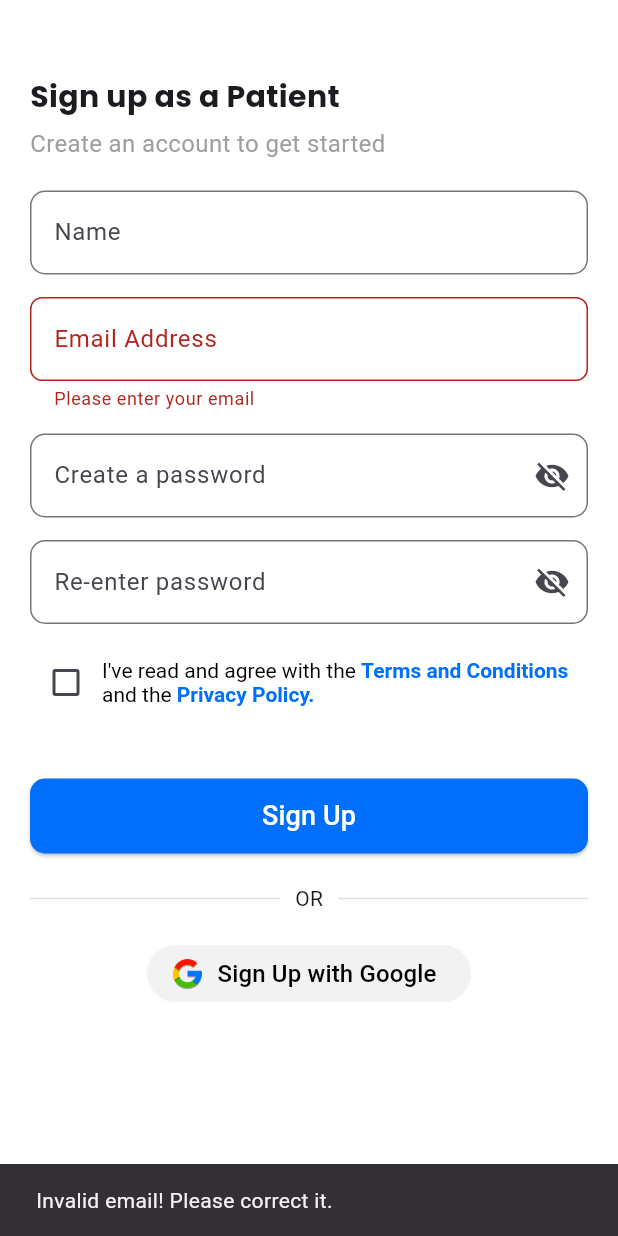
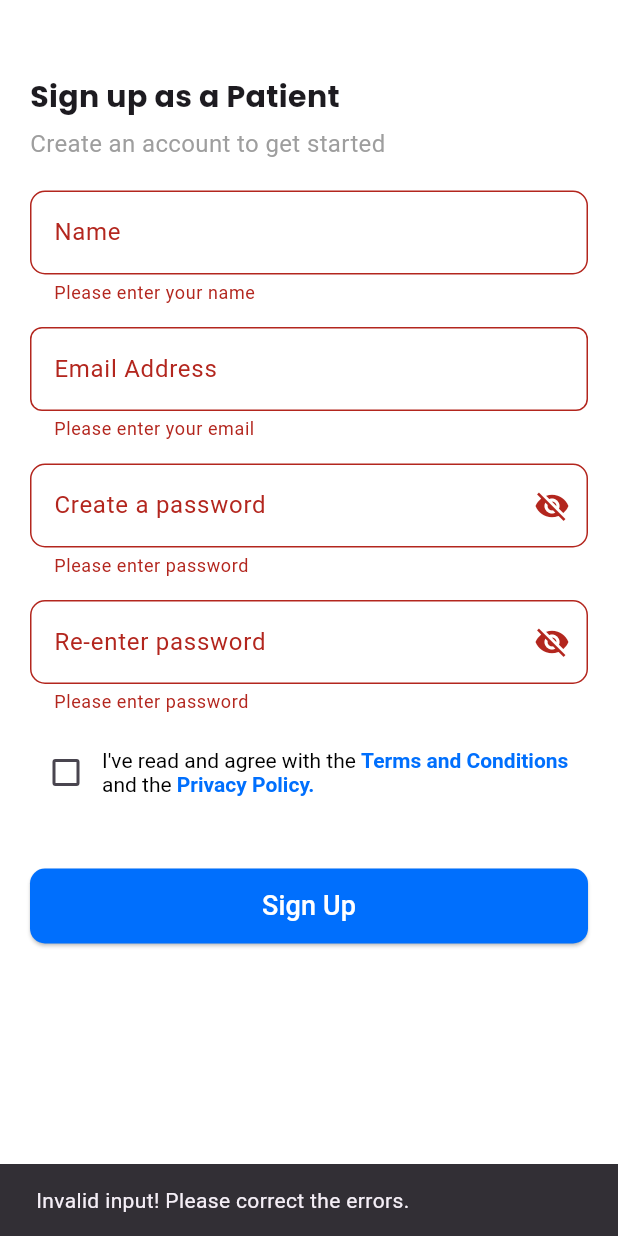
Before and after one commit to Arpit-Raj1/HealthCare-App, a Flutter app: the AppSignup screen opened directly, after a tap on "Sign Up", on a phone screen of 412 x 824 dp. Run offline on Flutter 3.47's test engine with Material 3 defaults, Android fonts, the phone set to English and light mode, and no system bars; our stand-ins replace flutter_svg, google_fonts; project files that could hold a hidden picture were left out.

Commit message:
feat: made input fields mandatory

```diff
--- a/swastify/lib/components/app_email_field.dart
+++ b/swastify/lib/components/app_email_field.dart
@@ -3,20 +3,16 @@ import 'package:flutter/material.dart';
 class EmailInputField extends StatelessWidget {
   final String labelText;
   final TextEditingController controller;
-  final GlobalKey<FormState> formKey;
 
   const EmailInputField({
     super.key,
     required this.labelText,
     required this.controller,
-    required this.formKey,
   });
 
   @override
   Widget build(BuildContext context) {
-    return Form(
-      key: formKey,
-      child: TextFormField(
+    return TextFormField(
       controller: controller,
       keyboardType: TextInputType.emailAddress,
       decoration: InputDecoration(
@@ -35,7 +31,6 @@ class EmailInputField extends StatelessWidget {
         }
         return null;
       },
-      ),
     );
   }
 }
--- a/swastify/lib/components/app_password_field.dart
+++ b/swastify/lib/components/app_password_field.dart
@@ -2,8 +2,13 @@ import 'package:flutter/material.dart';
 
 class AppPasswordField extends StatefulWidget {
   final String hint;
+  final TextEditingController controller;
 
-  const AppPasswordField({super.key, required this.hint});
+  const AppPasswordField({
+    super.key,
+    required this.hint,
+    required this.controller,
+  });
 
   @override
   State<AppPasswordField> createState() => _AppPasswordFieldState();
@@ -14,8 +19,9 @@ class _AppPasswordFieldState extends State<AppPasswordField> {
 
   @override
   Widget build(BuildContext context) {
-    return TextField(
+    return TextFormField(
       obscureText: !_isPasswordVisible,
+      controller: widget.controller,
       decoration: InputDecoration(
         labelText: widget.hint,
         border: OutlineInputBorder(borderRadius: BorderRadius.circular(10)),
@@ -30,6 +36,15 @@ class _AppPasswordFieldState extends State<AppPasswordField> {
           },
         ),
       ),
+      validator: (value) {
+        if (value == null || value.isEmpty) {
+          return "Please enter password";
+        }
+        if (value.length < 8) {
+          return "Password length should be at least 8";
+        }
+        return null;
+      },
     );
   }
 }
--- a/swastify/lib/components/app_signup.dart
+++ b/swastify/lib/components/app_signup.dart
@@ -1,13 +1,8 @@
 import 'package:flutter/material.dart';
-import 'package:flutter_keyboard_visibility/flutter_keyboard_visibility.dart';
-import 'package:swastify/components/action_with_button.dart';
 import 'package:swastify/components/app_button.dart';
+import 'package:swastify/components/app_email_field.dart';
 import 'package:swastify/components/app_password_field.dart';
 import 'package:swastify/components/app_text_field.dart';
-import 'package:swastify/config/app_routes.dart';
-import 'package:swastify/config/app_strings.dart';
-import 'package:swastify/pages/login_page.dart';
-import 'package:swastify/components/app_email_field.dart';
 import 'package:swastify/styles/app_text.dart';
 
 class AppSignup extends StatefulWidget {
@@ -20,64 +15,101 @@ class AppSignup extends StatefulWidget {
 
 class _AppSignupState extends State<AppSignup> {
   final TextEditingController _emailController = TextEditingController();
-  final GlobalKey<FormState> _emailFormKey = GlobalKey<FormState>();
+  final TextEditingController _nameController = TextEditingController();
+  final TextEditingController _passwordController = TextEditingController();
+  final TextEditingController _confirmPasswordController =
+      TextEditingController();
+  final TextEditingController _nmcController = TextEditingController();
+
+  final GlobalKey<FormState> _formKey =
+      GlobalKey<FormState>(); // Single Form Key
+
+  bool _isChecked = false;
 
   void _validateForm() {
-    if (_emailFormKey.currentState?.validate() ?? false) {
-      // Email is valid, proceed with signup
-      ScaffoldMessenger.of(
-        context,
-      ).showSnackBar(SnackBar(content: Text("Email is valid! Proceeding...")));
+    if (_formKey.currentState?.validate() ?? false) {
+      ScaffoldMessenger.of(context).showSnackBar(
+        const SnackBar(content: Text("Form is valid! Proceeding...")),
+      );
     } else {
-      // Show error
       ScaffoldMessenger.of(context).showSnackBar(
-        SnackBar(content: Text("Invalid email! Please correct it.")),
+        const SnackBar(
+          content: Text("Invalid input! Please correct the errors."),
+        ),
       );
     }
   }
 
-  bool _isChecked = false;
+  String? nameValidator(value) {
+    if (value == null || value.isEmpty) {
+      return "Please enter your name";
+    }
+    return null;
+  }
+
+  String? nmcValidator(value) {
+    if (value == null || value.isEmpty) {
+      return "Please enter your NMC/SMC number";
+    }
+    return null;
+  }
+
+  String? confirmPasswordValidator(value) {
+    if (value == null || value.isEmpty) {
+      return "Please confirm your password";
+    }
+    if (value != _passwordController.text) {
+      return "Passwords do not match";
+    }
+    return null;
+  }
 
   @override
   Widget build(BuildContext context) {
     return Scaffold(
       body: SafeArea(
-        child: KeyboardVisibilityBuilder(
-          builder: (context, isKeyboardVisible) {
-            return Column(
-              children: [
-                Expanded(
         child: SingleChildScrollView(
-                    child: Padding(
-                      padding: EdgeInsets.symmetric(horizontal: 20),
+          padding: const EdgeInsets.symmetric(horizontal: 20),
+          child: Form(
+            key: _formKey, // Wrap all fields in a single Form
             child: Column(
               crossAxisAlignment: CrossAxisAlignment.start,
               children: [
-                          SizedBox(height: 50),
-                          Text(
-                            "Sign up as a ${widget.role}",
-                            style: AppText.header1,
-                          ),
+                const SizedBox(height: 50),
+                Text("Sign up as a ${widget.role}", style: AppText.header1),
                 const SizedBox(height: 5),
-                          Text(
+                const Text(
                   "Create an account to get started",
                   style: TextStyle(fontSize: 16, color: Colors.grey),
                 ),
                 const SizedBox(height: 20),
-                          AppTextField(hint: 'Name'),
+                AppTextField(
+                  hint: 'Name',
+                  controller: _nameController,
+                  validator: nameValidator,
+                ),
                 const SizedBox(height: 15),
                 EmailInputField(
                   labelText: "Email Address",
                   controller: _emailController,
-                            formKey: _emailFormKey,
                 ),
                 const SizedBox(height: 15),
-                          AppPasswordField(hint: 'Create a password'),
+                AppPasswordField(
+                  hint: 'Create a password',
+                  controller: _passwordController,
+                ),
                 const SizedBox(height: 15),
-                          AppPasswordField(hint: 'Re-enter password'),
+                AppPasswordField(
+                  hint: 'Re-enter password',
+                  controller: _confirmPasswordController,
+                ),
                 if (widget.role == "Doctor") ...[
                   const SizedBox(height: 15),
-                            AppTextField(hint: 'NMC/SMC Registration Number'),
+                  AppTextField(
+                    hint: 'NMC/SMC Registration Number',
+                    controller: _nmcController,
+                    validator: nmcValidator,
+                  ),
                 ],
                 const SizedBox(height: 15),
                 Row(
@@ -92,12 +124,10 @@ class _AppSignupState extends State<AppSignup> {
                     ),
                     Expanded(
                       child: RichText(
-                                  text: TextSpan(
+                        text: const TextSpan(
                           style: TextStyle(color: Colors.black),
                           children: [
-                                      const TextSpan(
-                                        text: "I've read and agree with the ",
-                                      ),
+                            TextSpan(text: "I've read and agree with the "),
                             TextSpan(
                               text: "Terms and Conditions",
                               style: TextStyle(
@@ -105,7 +135,7 @@ class _AppSignupState extends State<AppSignup> {
                                 color: Color(0xFF006FFd),
                               ),
                             ),
-                                      const TextSpan(text: " and the "),
+                            TextSpan(text: " and the "),
                             TextSpan(
                               text: "Privacy Policy.",
                               style: TextStyle(
@@ -120,51 +150,12 @@ class _AppSignupState extends State<AppSignup> {
                   ],
                 ),
                 const SizedBox(height: 40),
-                          AppButton(
-                            onPressed: _validateForm,
-                            hintText: "Sign Up",
-                          ),
-                          if (!isKeyboardVisible) ...[
-                            const SizedBox(height: 20),
-                            Row(
-                              mainAxisAlignment: MainAxisAlignment.center,
-                              children: [
-                                Expanded(
-                                  child: Divider(
-                                    thickness: 1,
-                                    color: Colors.grey[300],
-                                  ),
-                                ),
-                                const Padding(
-                                  padding: EdgeInsets.symmetric(horizontal: 10),
-                                  child: Text("OR"),
-                                ),
-                                Expanded(
-                                  child: Divider(
-                                    thickness: 1,
-                                    color: Colors.grey[300],
-                                  ),
-                                ),
-                              ],
-                            ),
-                            const SizedBox(height: 20),
-                            ActionWithButton(
-                              fileLoc: "assets/images/google_logo.png",
-                              provider: "Google",
-                              onPressed: () {},
-                              action: "Sign Up",
-                            ),
-                          ],
+                AppButton(onPressed: _validateForm, hintText: "Sign Up"),
               ],
             ),
           ),
         ),
       ),
-              ],
-            );
-          },
-        ),
-      ),
     );
   }
 }
--- a/swastify/lib/components/app_text_field.dart
+++ b/swastify/lib/components/app_text_field.dart
@@ -2,15 +2,25 @@ import 'package:flutter/material.dart';
 
 class AppTextField extends StatelessWidget {
   final String hint;
-  const AppTextField({super.key, required this.hint});
+  final TextEditingController controller;
+  final String? Function(String?)? validator;
+
+  const AppTextField({
+    super.key,
+    required this.hint,
+    required this.controller,
+    required this.validator,
+  });
 
   @override
   Widget build(BuildContext context) {
-    return TextField(
+    return TextFormField(
+      controller: controller,
       decoration: InputDecoration(
         labelText: hint,
         border: OutlineInputBorder(borderRadius: BorderRadius.circular(10)),
       ),
+      validator: validator,
     );
   }
 }
--- a/swastify/lib/pages/confirmation_page.dart
+++ b/swastify/lib/pages/confirmation_page.dart
@@ -4,7 +4,8 @@ import 'package:swastify/styles/app_colors.dart';
 import 'package:swastify/styles/app_text.dart';
 
 class ConfirmationPage extends StatelessWidget {
-  const ConfirmationPage({super.key});
+  final String email;
+  const ConfirmationPage({super.key, required this.email});
   @override
   Widget build(BuildContext context) {
     return Scaffold(
@@ -24,7 +25,7 @@ class ConfirmationPage extends StatelessWidget {
                       Text("Enter Confirmation Code", style: AppText.header1),
                       SizedBox(height: 8),
                       Text(
-                        "A 4-digit code was sent to a*****ks@gmail.com",
+                        "A 4-digit code was sent to $email",
                         style: TextStyle(
                           fontSize: 14,
                           color: AppColors.greyText,
@@ -144,6 +145,9 @@ class _OTPInputFieldsState extends State<OTPInputFields> {
 
 void main() {
   runApp(
-    MaterialApp(debugShowCheckedModeBanner: false, home: ConfirmationPage()),
+    MaterialApp(
+      debugShowCheckedModeBanner: false,
+      home: ConfirmationPage(email: "test@gmail.com"),
+    ),
   );
 }
--- a/swastify/lib/pages/forgot_password_page.dart
+++ b/swastify/lib/pages/forgot_password_page.dart
@@ -35,10 +35,13 @@ class _ForgotPasswordPageState extends State<ForgotPasswordPage> {
                     style: TextStyle(fontSize: 14, color: AppColors.greyText),
                   ),
                   SizedBox(height: 50),
+                  Form(
+                    key: _emailFormKey,
+                    child: Column(
+                      children: [
                         EmailInputField(
                           labelText: "Email Address",
                           controller: _emailController,
-                    formKey: _emailFormKey,
                         ),
                         SizedBox(height: 40),
                         SizedBox(
@@ -52,15 +55,21 @@ class _ForgotPasswordPageState extends State<ForgotPasswordPage> {
                               ),
                             ),
                             onPressed: () {
-                        if (_emailFormKey.currentState?.validate() ?? false) {
+                              if (_emailFormKey.currentState?.validate() ??
+                                  false) {
                                 ScaffoldMessenger.of(context).showSnackBar(
                                   SnackBar(
-                              content: Text("Email is valid! Proceeding..."),
+                                    content: Text(
+                                      "Email is valid! Proceeding...",
+                                    ),
                                   ),
                                 );
                                 Navigator.of(context).push(
                                   MaterialPageRoute(
-                              builder: (context) => ConfirmationPage(),
+                                    builder:
+                                        (context) => ConfirmationPage(
+                                          email: _emailController.text,
+                                        ),
                                   ),
                                 );
                               } else {
@@ -78,6 +87,9 @@ class _ForgotPasswordPageState extends State<ForgotPasswordPage> {
                         ),
                       ],
                     ),
+                  ),
+                ],
+              ),
             );
           },
         ),
--- a/swastify/lib/pages/login_page.dart
+++ b/swastify/lib/pages/login_page.dart
@@ -2,9 +2,8 @@ import 'package:flutter/material.dart';
 import 'package:flutter_svg/svg.dart';
 import 'package:swastify/components/action_with_button.dart';
 import 'package:swastify/components/app_button.dart';
+import 'package:swastify/components/app_email_field.dart';
 import 'package:swastify/components/app_password_field.dart';
-import 'package:swastify/components/app_text_field.dart';
-import 'package:swastify/components/action_with_button.dart';
 import 'package:swastify/pages/forgot_password_page.dart';
 import 'package:swastify/pages/signup_options.dart';
 import 'package:swastify/styles/app_text.dart';
@@ -17,6 +16,21 @@ class LoginPage extends StatefulWidget {
 }
 
 class _LoginPageState extends State<LoginPage> {
+  final TextEditingController _emailController = TextEditingController();
+  final TextEditingController _passwordController = TextEditingController();
+
+  final GlobalKey<FormState> _formKey =
+      GlobalKey<FormState>(); // Single Form Key
+
+  void _validateForm() {
+    if (_formKey.currentState?.validate() ?? false) {
+      // Form is valid, proceed with login
+      print("Form is valid");
+    } else {
+      print("Form is not valid");
+    }
+  }
+
   @override
   Widget build(BuildContext context) {
     return Scaffold(
@@ -28,34 +42,36 @@ class _LoginPageState extends State<LoginPage> {
                 padding: EdgeInsets.symmetric(
                   horizontal: constraints.maxWidth > 600 ? 100 : 20,
                 ),
+                child: Form(
+                  // Wrap both fields inside a single Form
+                  key: _formKey,
                   child: Column(
                     crossAxisAlignment: CrossAxisAlignment.center,
                     children: [
                       const SizedBox(height: 50),
-                    // Illustration Image
                       SizedBox(
                         height: (constraints.maxWidth > 600) ? 350 : 250,
-                      // child: Image.asset(
-                      //   'assets/images/app_logo.png',
-                      //   fit: BoxFit.contain,
-                      // ),
                         child: SvgPicture.asset(
                           "assets/svg/app_logo.svg",
                           fit: BoxFit.contain,
                         ),
                       ),
                       const SizedBox(height: 30),
-                    // Welcome Text
                       Text("Welcome!", style: AppText.header1),
                       const SizedBox(height: 20),
 
-                    AppTextField(hint: 'Email'),
+                      EmailInputField(
+                        labelText: "Email",
+                        controller: _emailController,
+                      ),
+                      const SizedBox(height: 15),
 
-                    const SizedBox(height: 15),
-                    // Password Field
-                    AppPasswordField(hint: 'Password'),
+                      AppPasswordField(
+                        hint: 'Password',
+                        controller: _passwordController,
+                      ),
                       const SizedBox(height: 5),
-                    // Forgot Password
+
                       Align(
                         alignment: Alignment.centerLeft,
                         child: TextButton(
@@ -70,10 +86,10 @@ class _LoginPageState extends State<LoginPage> {
                         ),
                       ),
                       const SizedBox(height: 5),
-                    // Login Button
-                    AppButton(onPressed: () {}, hintText: "Login"),
+
+                      AppButton(onPressed: _validateForm, hintText: "Login"),
                       const SizedBox(height: 7),
-                    // Sign Up Link
+
                       Row(
                         mainAxisAlignment: MainAxisAlignment.center,
                         children: [
@@ -94,22 +110,7 @@ class _LoginPageState extends State<LoginPage> {
                         ],
                       ),
                       const SizedBox(height: 15),
-                    // const Text("Or continue with"),
-                    // const SizedBox(height: 5),
-                    // // Google Login Button
-                    // IconButton(
-                    //   icon: Image.asset(
-                    //     'assets/images/google_logo.png',
-                    //     height: 40,
-                    //   ),
-                    //   // icon: SvgPicture.asset(
-                    //   //   "assets/svg/google_icon.svg",
-                    //   //   height: 40,
-                    //   //   width: 40,
-                    //   //   fit: BoxFit.contain,
-                    //   // ),
-                    //   onPressed: () {},
-                    // ),
+
                       ActionWithButton(
                         fileLoc: "assets/images/google_logo.png",
                         provider: "Google",
@@ -119,6 +120,7 @@ class _LoginPageState extends State<LoginPage> {
                     ],
                   ),
                 ),
+              ),
             );
           },
         ),
--- a/swastify/pubspec.yaml
+++ b/swastify/pubspec.yaml
@@ -31,7 +31,6 @@ dependencies:
     flutter:
         sdk: flutter
     flutter_svg: ^2.0.17
-    flutter_keyboard_visibility: ^5.0.0
 
     # The following adds the Cupertino Icons font to your application.
     # Use with the CupertinoIcons class for iOS style icons.
```
Also changed, not shown: swastify/pubspec.lock. Lines whose indentation alone changed are shown as unchanged.
